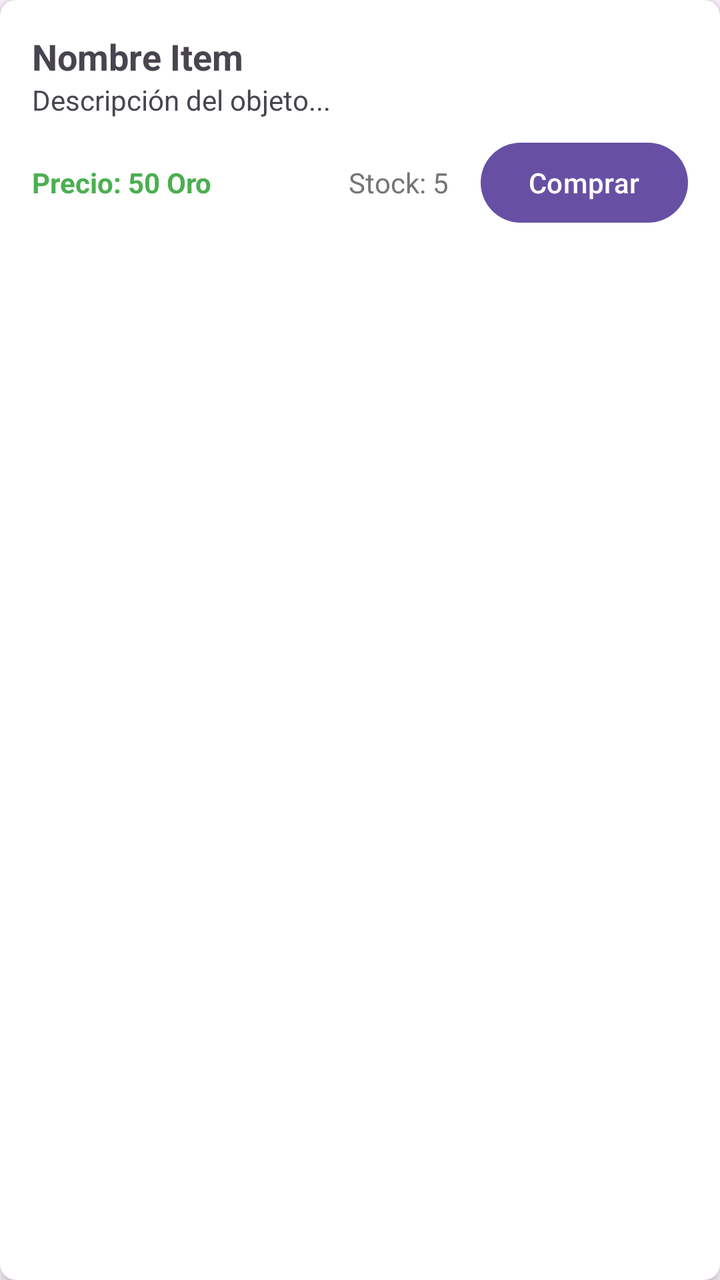
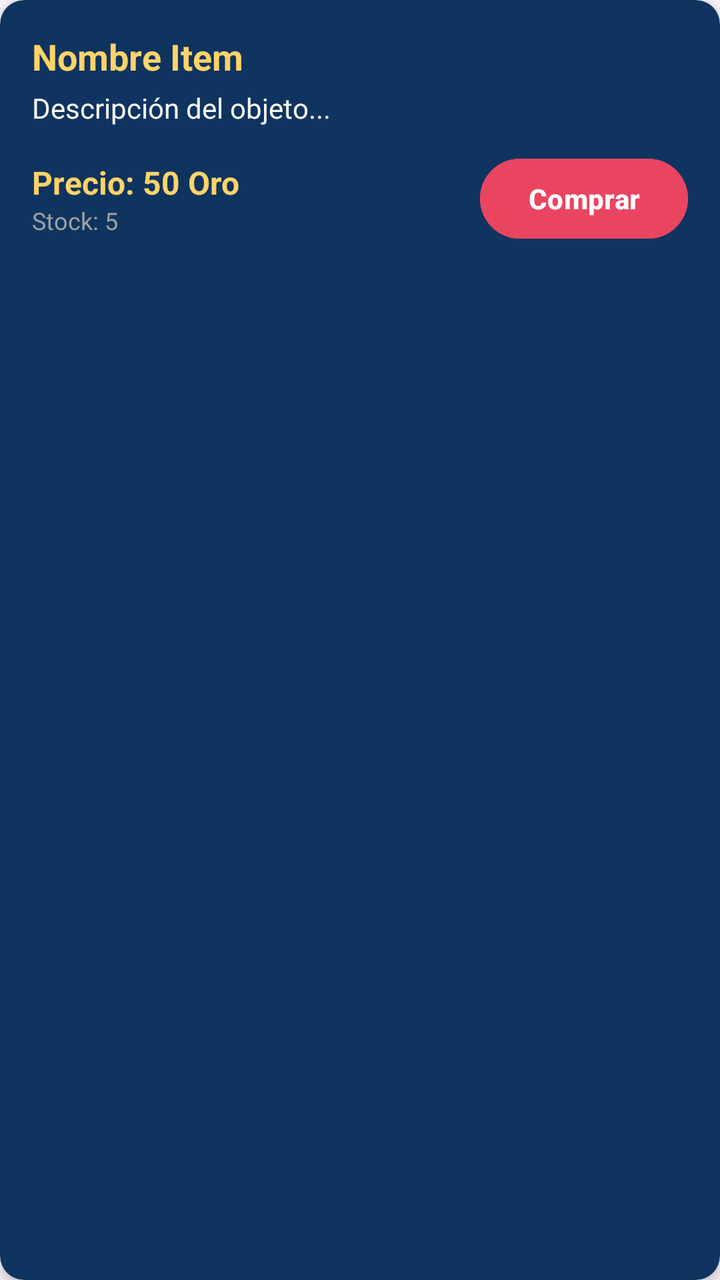

Compare the two renders of this Android layout. The source of the first and the diff that turns it into the second are given below.
<!-- AndroidManifest.xml: application theme Theme.LevelUpDaily -->
<!-- res/layout/item_tienda.xml -->
<?xml version="1.0" encoding="utf-8"?>
<androidx.cardview.widget.CardView xmlns:android="http://schemas.android.com/apk/res/android"
    xmlns:app="http://schemas.android.com/apk/res-auto"
    android:layout_width="match_parent"
    android:layout_height="wrap_content"
    android:layout_margin="8dp"
    app:cardCornerRadius="8dp"
    app:cardElevation="4dp">

    <LinearLayout
        android:layout_width="match_parent"
        android:layout_height="wrap_content"
        android:orientation="vertical"
        android:padding="16dp">

        <TextView
            android:id="@+id/tvNombreTienda"
            android:layout_width="wrap_content"
            android:layout_height="wrap_content"
            android:text="Nombre Item"
            android:textSize="18sp"
            android:textStyle="bold" />

        <TextView
            android:id="@+id/tvDescTienda"
            android:layout_width="wrap_content"
            android:layout_height="wrap_content"
            android:text="Descripción del objeto..."
            android:textSize="14sp" />

        <LinearLayout
            android:layout_width="match_parent"
            android:layout_height="wrap_content"
            android:layout_marginTop="8dp"
            android:gravity="center_vertical"
            android:orientation="horizontal">

            <TextView
                android:id="@+id/tvPrecioTienda"
                android:layout_width="0dp"
                android:layout_height="wrap_content"
                android:layout_weight="1"
                android:text="Precio: 50 Oro"
                android:textColor="#4CAF50"
                android:textStyle="bold" />

            <TextView
                android:id="@+id/tvStockTienda"
                android:layout_width="wrap_content"
                android:layout_height="wrap_content"
                android:layout_marginEnd="16dp"
                android:text="Stock: 5"
                android:textColor="#757575" />

            <Button
                android:id="@+id/btnComprar"
                android:layout_width="wrap_content"
                android:layout_height="wrap_content"
                android:text="Comprar" />
        </LinearLayout>
    </LinearLayout>
</androidx.cardview.widget.CardView>
<!-- resources referenced by this layout -->
<resources>
  <style name="Theme.LevelUpDaily" parent="Base.Theme.LevelUpDaily" />
  <style name="Base.Theme.LevelUpDaily" parent="Theme.Material3.DayNight.NoActionBar">
          
          
      </style>
</resources>

<!-- the commit's change to res/layout/item_tienda.xml (unified diff, before → after) -->
@@ -4,8 +4,9 @@
     android:layout_width="match_parent"
     android:layout_height="wrap_content"
     android:layout_margin="8dp"
-    app:cardCornerRadius="8dp"
-    app:cardElevation="4dp">
+    app:cardCornerRadius="12dp"
+    app:cardElevation="4dp"
+    app:cardBackgroundColor="#0F3460">
 
     <LinearLayout
         android:layout_width="match_parent"
@@ -18,6 +19,7 @@
             android:layout_width="wrap_content"
             android:layout_height="wrap_content"
             android:text="Nombre Item"
+            android:textColor="#FFD369"
             android:textSize="18sp"
             android:textStyle="bold" />
 
@@ -26,37 +28,49 @@
             android:layout_width="wrap_content"
             android:layout_height="wrap_content"
             android:text="Descripción del objeto..."
-            android:textSize="14sp" />
+            android:textColor="#F8F8F2"
+            android:textSize="14sp"
+            android:layout_marginTop="4dp" />
 
         <LinearLayout
             android:layout_width="match_parent"
             android:layout_height="wrap_content"
-            android:layout_marginTop="8dp"
+            android:layout_marginTop="12dp"
             android:gravity="center_vertical"
             android:orientation="horizontal">
 
-            <TextView
-                android:id="@+id/tvPrecioTienda"
+            <LinearLayout
                 android:layout_width="0dp"
                 android:layout_height="wrap_content"
                 android:layout_weight="1"
-                android:text="Precio: 50 Oro"
-                android:textColor="#4CAF50"
-                android:textStyle="bold" />
+                android:orientation="vertical">
 
-            <TextView
-                android:id="@+id/tvStockTienda"
-                android:layout_width="wrap_content"
-                android:layout_height="wrap_content"
-                android:layout_marginEnd="16dp"
-                android:text="Stock: 5"
-                android:textColor="#757575" />
+                <TextView
+                    android:id="@+id/tvPrecioTienda"
+                    android:layout_width="wrap_content"
+                    android:layout_height="wrap_content"
+                    android:text="Precio: 50 Oro"
+                    android:textColor="#FFD369"
+                    android:textStyle="bold"
+                    android:textSize="16sp" />
+
+                <TextView
+                    android:id="@+id/tvStockTienda"
+                    android:layout_width="wrap_content"
+                    android:layout_height="wrap_content"
+                    android:text="Stock: 5"
+                    android:textColor="#A0A0A0"
+                    android:textSize="12sp" />
+            </LinearLayout>
 
             <Button
                 android:id="@+id/btnComprar"
                 android:layout_width="wrap_content"
                 android:layout_height="wrap_content"
-                android:text="Comprar" />
+                android:text="Comprar"
+                android:textColor="#FFFFFF"
+                android:backgroundTint="#E94560"
+                android:textStyle="bold" />
         </LinearLayout>
     </LinearLayout>
 </androidx.cardview.widget.CardView>
